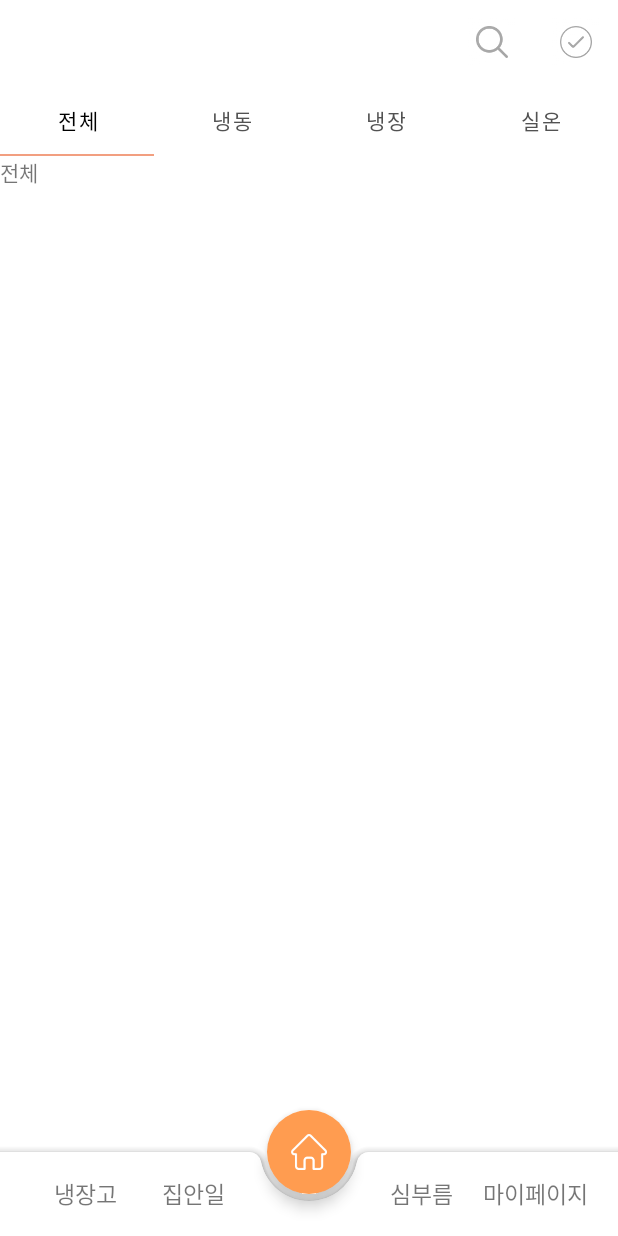
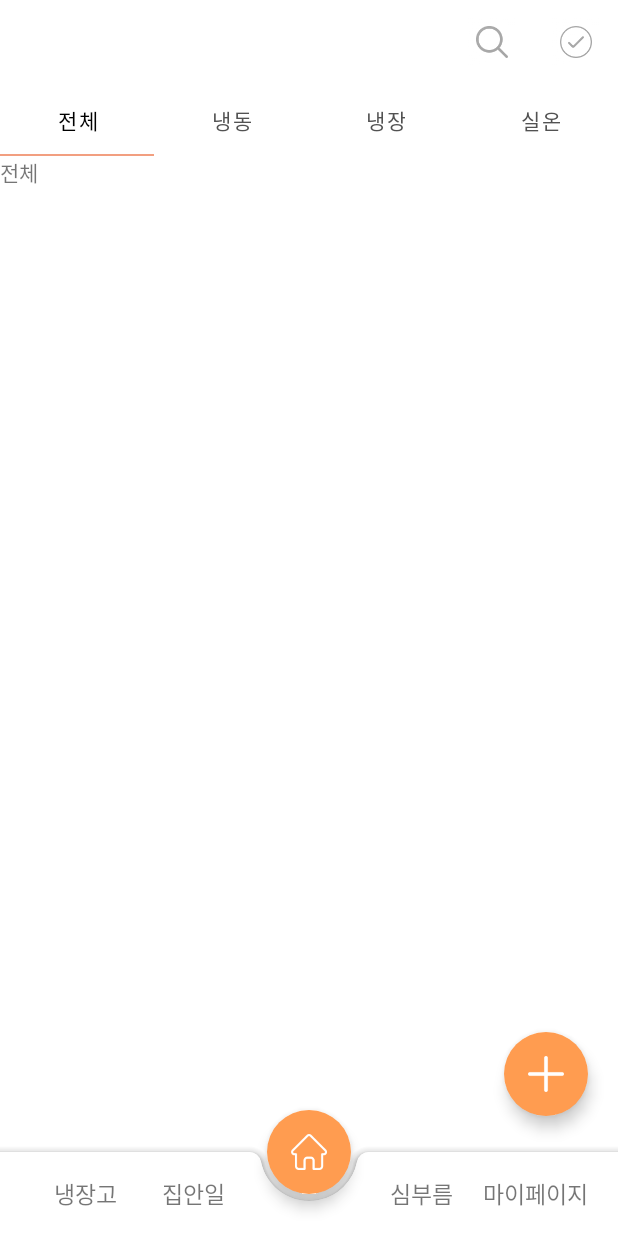
Before and after one commit to re-prife/Android, an Android app: the RefrigeratorFragment screen opened directly, with no data from a screen before it, on a phone screen of 412 x 824 dp. Run offline under Robolectric (Android 15) with nearby library versions, the phone set to English and light mode, and no system bars.

Commit message:
Feat: 냉장고 Fragment FloatingButton 추가 #24

```diff
--- a/app/src/main/AndroidManifest.xml
+++ b/app/src/main/AndroidManifest.xml
@@ -9,6 +9,9 @@
         android:roundIcon="@mipmap/ic_launcher_round"
         android:supportsRtl="true"
         android:theme="@style/Theme.Refrigerator">
+        <activity
+            android:name=".RefrigeratorSearchActivity"
+            android:exported="false" />
         <activity
             android:name=".view.NoticeActivity"
             android:exported="false" />
@@ -35,7 +38,7 @@
             android:exported="false" />
         <activity
             android:name=".view.login.SigninActivity"
-            android:exported="true"></activity>
+            android:exported="true" />
         <activity
             android:name=".view.BottomAppBarActivity"
             android:exported="false" />
--- a/app/src/main/java/com/mirim/refrigerator/view/fragment/RefrigeratorFragment.kt
+++ b/app/src/main/java/com/mirim/refrigerator/view/fragment/RefrigeratorFragment.kt
@@ -1,5 +1,6 @@
 package com.mirim.refrigerator.view.fragment
 
+import android.content.Intent
 import android.os.Bundle
 import android.view.*
 import android.widget.Toast
@@ -9,6 +10,7 @@ import com.google.android.material.tabs.TabLayout
 import com.google.android.material.tabs.TabLayout.OnTabSelectedListener
 import com.google.android.material.tabs.TabLayoutMediator
 import com.mirim.refrigerator.R
+import com.mirim.refrigerator.RefrigeratorSearchActivity
 import com.mirim.refrigerator.databinding.FragmentRefrigeratorBinding
 import com.mirim.refrigerator.view.refrigeratorFragment.*
 
@@ -49,6 +51,7 @@ class RefrigeratorFragment: Fragment() {
             when (it.itemId) {
                 R.id.action_search -> {
                     Toast.makeText(context, "검색", Toast.LENGTH_SHORT).show()
+                    startActivity(Intent(context, RefrigeratorSearchActivity::class.java))
                     true
                 }
                 R.id.action_select -> {
--- a/app/src/main/res/layout/fragment_refrigerator.xml
+++ b/app/src/main/res/layout/fragment_refrigerator.xml
@@ -1,10 +1,9 @@
 <?xml version="1.0" encoding="utf-8"?>
-<LinearLayout xmlns:android="http://schemas.android.com/apk/res/android"
+<RelativeLayout xmlns:android="http://schemas.android.com/apk/res/android"
     xmlns:app="http://schemas.android.com/apk/res-auto"
     xmlns:tools="http://schemas.android.com/tools"
     android:layout_width="match_parent"
-    android:layout_height="match_parent"
-    android:orientation="vertical">
+    android:layout_height="match_parent">
     <androidx.appcompat.widget.Toolbar
         android:layout_width="match_parent"
         android:layout_height="wrap_content"
@@ -12,6 +11,7 @@
         android:theme="@style/Your.Theme"/>
 
     <com.google.android.material.tabs.TabLayout
+        android:layout_below="@id/myToolbar"
         android:layout_width="match_parent"
         android:layout_height="wrap_content"
         android:id="@+id/tabLayout"
@@ -25,9 +25,22 @@
     </com.google.android.material.tabs.TabLayout>
 
     <androidx.viewpager2.widget.ViewPager2
+        android:layout_below="@id/tabLayout"
         xmlns:android="http://schemas.android.com/apk/res/android"
         android:id="@+id/pager"
         android:layout_width="match_parent"
         android:layout_height="match_parent" />
 
-</LinearLayout>
+    <com.google.android.material.floatingactionbutton.FloatingActionButton
+        android:layout_width="wrap_content"
+        android:layout_height="wrap_content"
+        app:tint="@color/white"
+        android:background="@color/main"
+        android:src="@drawable/icon_plus"
+        android:layout_alignParentBottom="true"
+        android:layout_alignParentRight="true"
+        android:layout_marginBottom="80dp"
+        android:layout_marginRight="20dp"
+        app:borderWidth="0dp"/>
+
+</RelativeLayout>
```
Also changed, not shown: app/src/main/java/com/mirim/refrigerator/RefrigeratorSearchActivity.kt (added, +21 -0 lines), app/src/main/res/layout/activity_refrigerator_search.xml (added, +49 -0 lines), app/src/main/res/layout/toolbar.xml (+7 -6 lines), app/src/main/res/drawable/icon_move_prev.png, app/src/main/res/drawable/icon_plus.png (added).
